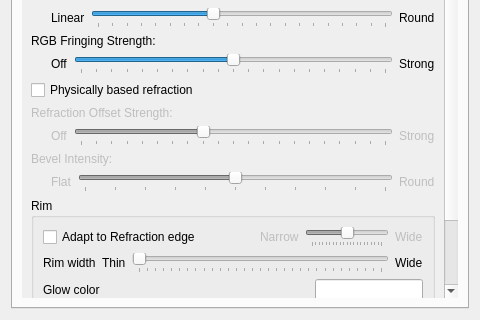
Old version of the form src/kcm/blur_config.ui in the repository Nael-Nathanael/kwin-effects-glass; both pictures show x 0 to 480 and y 330 to 650 of the 480 by 650 pixel window.
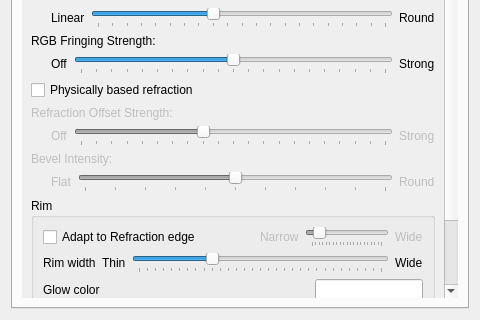
New version of the form. The open tabs and pages were chosen to show the change. Custom widgets are drawn as their Qt base class.

Commit message: chore(rim): change rim defaults for a nice out-of-the-box look if enabled

The edit to the form file:
```diff
--- a/src/kcm/blur_config.ui
+++ b/src/kcm/blur_config.ui
@@ -1357,7 +1357,7 @@
                    <number>2</number>
                   </property>
                   <property name="value">
-                   <number>10</number>
+                   <number>2</number>
                   </property>
                   <property name="orientation">
                    <enum>Qt::Orientation::Horizontal</enum>
@@ -1410,7 +1410,7 @@
                    <number>1</number>
                   </property>
                   <property name="value">
-                   <number>10</number>
+                   <number>19</number>
                   </property>
                   <property name="orientation">
                    <enum>Qt::Orientation::Horizontal</enum>
```
Left out of the diff: 25 changed lines with no effect on the pictures. The commit also changes 1 other file.
